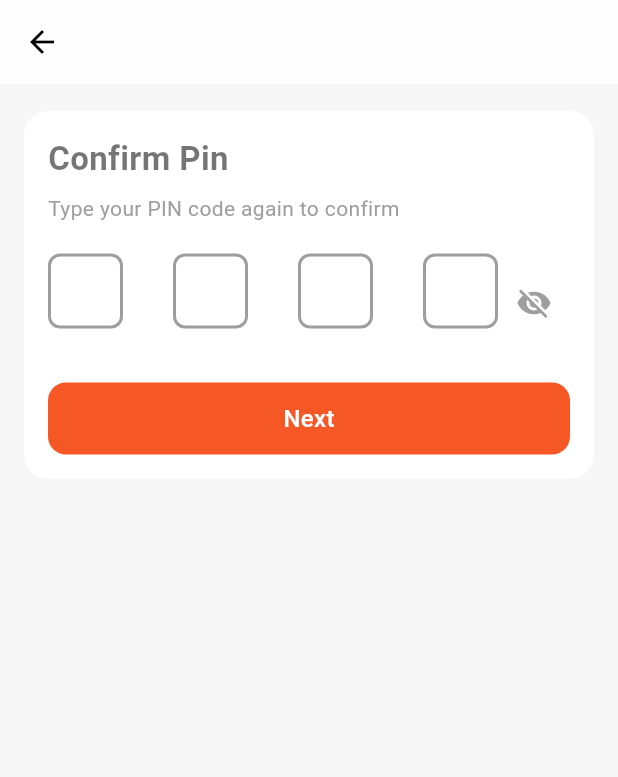
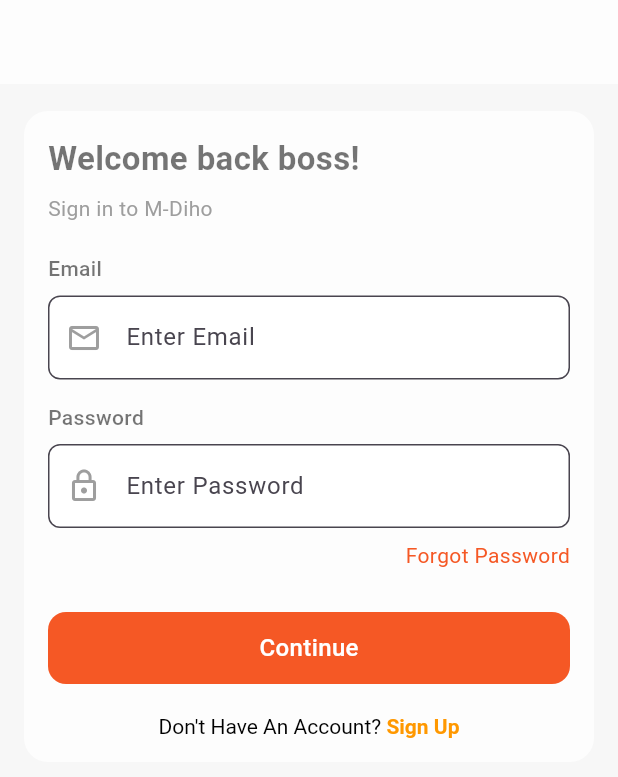
Before and after one commit to Dsoji/midho, a Flutter app: the ConfirmPinScreen screen opened directly, after a tap on "Next", on a phone screen of 412 x 824 dp. Shown: the top 777 px of the screen. Run offline on Flutter 3.47's test engine with Material 3 defaults, Android fonts, the phone set to English and light mode, and no system bars; drawn by our look-alikes of pin_code_fields; our stand-ins replace auto_route, flutter_hooks, gap, hooks_riverpod, intl_phone_field.

Commit message:
feat: inclusion of forgot password into auth flow

```diff
--- /dev/null
+++ b/lib/features/authentication/login/presentation/login_screen.dart
@@ -0,0 +1,168 @@
+import 'package:auto_route/auto_route.dart';
+import 'package:flutter/material.dart';
+import 'package:flutter_hooks/flutter_hooks.dart';
+import 'package:gap/gap.dart';
+import 'package:hooks_riverpod/hooks_riverpod.dart';
+import 'package:mdiho/features/authentication/forgot_password/presentation/forgot_password.dart';
+
+import '../../../../common/res/app_colors.dart';
+import '../../../../common/widgets/custom_buttons.dart';
+import '../../../../common/widgets/custom_textfield.dart';
+
+@RoutePage()
+class LoginScreen extends HookConsumerWidget {
+  const LoginScreen({
+    super.key,
+  });
+
+  @override
+  Widget build(BuildContext context, WidgetRef ref) {
+    final emailController = useTextEditingController();
+    final passwordController = useTextEditingController();
+    final referralController = useTextEditingController();
+    final obscurePassword = useState(true);
+    final passwordStrength = useState("Weak");
+
+    bool isValidEmail(String email) {
+      return RegExp(r"^[a-zA-Z0-9._%+-]+@[a-zA-Z0-9.-]+\.[a-zA-Z]{2,}$")
+          .hasMatch(email);
+    }
+
+    bool isPasswordStrong(String password) {
+      return password.length >= 8 &&
+          RegExp(r'[A-Z]').hasMatch(password) &&
+          RegExp(r'[0-9]').hasMatch(password) &&
+          RegExp(r'[!@#$%^&*(),.?":{}|<>]').hasMatch(password);
+    }
+
+    void validatePassword(String password) {
+      if (password.length < 8) {
+        passwordStrength.value = "Weak";
+      } else if (!RegExp(r'[A-Z]').hasMatch(password)) {
+        passwordStrength.value = "Medium";
+      } else if (!RegExp(r'[0-9]').hasMatch(password)) {
+        passwordStrength.value = "Strong";
+      } else {
+        passwordStrength.value = "Very Strong";
+      }
+    }
+
+    return Scaffold(
+      appBar: AppBar(
+        automaticallyImplyLeading: false,
+      ),
+      body: Column(
+        mainAxisAlignment: MainAxisAlignment.start,
+        children: [
+          Container(
+            margin: const EdgeInsets.symmetric(horizontal: 16, vertical: 18),
+            decoration: ShapeDecoration(
+              color: AppColors.whiteColor.shade100,
+              shape: RoundedRectangleBorder(
+                borderRadius: BorderRadius.circular(16),
+              ),
+            ),
+            padding: const EdgeInsets.all(16),
+            child: Column(
+              crossAxisAlignment: CrossAxisAlignment.start,
+              children: [
+                const Text(
+                  "Welcome back boss!",
+                  style: TextStyle(fontSize: 22, fontWeight: FontWeight.bold),
+                ),
+                const SizedBox(height: 8),
+                const Text(
+                  "Sign in to M-Diho",
+                  style: TextStyle(fontSize: 14, color: Colors.grey),
+                ),
+                const SizedBox(height: 20),
+
+                // Email Field
+                CustomTextField(
+                  controller: emailController,
+                  label: "Email",
+                  prefixIcon: Icons.email_outlined, // Optional
+                  keyboardType: TextInputType.emailAddress,
+                  validator: (value) =>
+                      isValidEmail(value!) ? null : "Enter a valid email",
+                ),
+
+                const SizedBox(height: 15),
+
+                // Password Field
+                CustomTextField(
+                  controller: passwordController,
+                  label: "Password",
+                  prefixIcon: Icons.lock_outline, // Optional
+                  isPassword: true,
+                ),
+                const Gap(8),
+                Align(
+                  alignment: Alignment.centerRight,
+                  child: GestureDetector(
+                    onTap: () {
+                      Navigator.push(
+                          context,
+                          MaterialPageRoute(
+                              builder: (context) =>
+                                  const ForgotPasswordScreen()));
+                    },
+                    child: Text(
+                      "Forgot Password",
+                      style: TextStyle(
+                        fontSize: 14,
+                        color: AppColors.primaryColor,
+                      ),
+                    ),
+                  ),
+                ),
+                const Gap(28),
+
+                // Continue Button
+                FullButton(
+                  text: "Continue",
+                  width: double.infinity,
+                  height: 48,
+                  onPressed: () {},
+                  textColor: Colors.white,
+                  color: AppColors.primaryColor.shade500,
+                ),
+
+                const SizedBox(height: 20),
+
+                // Already have an account?
+                Center(
+                  child: RichText(
+                    text: const TextSpan(
+                      text: "Don't Have An Account? ",
+                      style: TextStyle(color: Colors.black, fontSize: 14),
+                      children: [
+                        TextSpan(
+                          text: "Sign Up",
+                          style: TextStyle(
+                              color: Colors.orange,
+                              fontWeight: FontWeight.bold),
+                        ),
+                      ],
+                    ),
+                  ),
+                ),
+              ],
+            ),
+          ),
+        ],
+      ),
+    );
+  }
+
+  Widget _buildCriteriaIcon(bool isMet, String label) {
+    return Row(
+      children: [
+        Icon(isMet ? Icons.check_circle : Icons.radio_button_unchecked,
+            color: isMet ? Colors.green : Colors.grey, size: 18),
+        const SizedBox(width: 5),
+        Text(label, style: const TextStyle(fontSize: 14, color: Colors.grey)),
+      ],
+    );
+  }
+}
--- a/lib/features/authentication/pin_creation/presentation/confirm_pin.dart
+++ b/lib/features/authentication/pin_creation/presentation/confirm_pin.dart
@@ -6,6 +6,7 @@ import 'package:pin_code_fields/pin_code_fields.dart';
 
 import '../../../../common/res/app_colors.dart';
 import '../../../../common/widgets/custom_buttons.dart';
+import '../../login/presentation/login_screen.dart';
 
 class PinState {
   final String pin;
@@ -123,7 +124,12 @@ class ConfirmPinScreen extends HookConsumerWidget {
                   text: "Next",
                   width: double.infinity,
                   height: 48,
-                  onPressed: () {},
+                  onPressed: () {
+                    Navigator.push(
+                        context,
+                        MaterialPageRoute(
+                            builder: (context) => const LoginScreen()));
+                  },
                   textColor: Colors.white,
                   color: AppColors.primaryColor.shade500,
                 ),
```
Also changed, not shown: lib/features/authentication/forgot_password/presentation/forgot_password.dart (added, +449 -0 lines).
